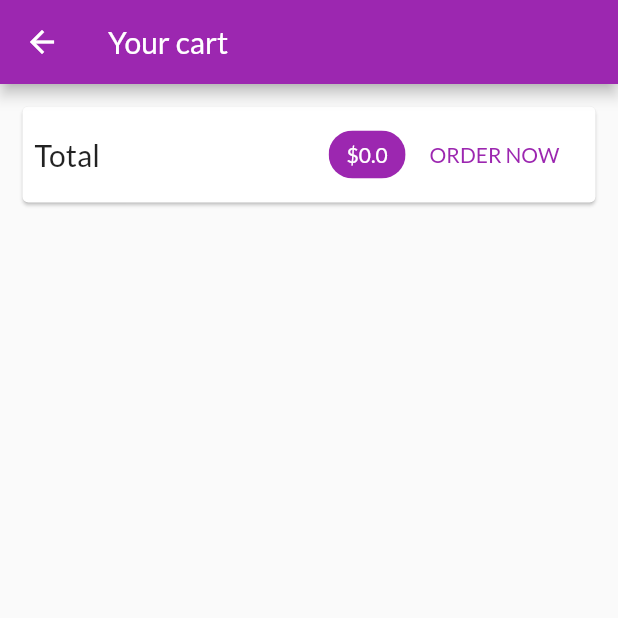
After one commit to ducchungtx/my-shop, a Flutter app: the CartScreen screen opened by its route, on a phone screen of 412 x 824 dp, the top half of it. The commit adds this screen. Run offline on Flutter 3.47's test engine with Material 2 defaults, Android fonts, the phone set to English and light mode, and no system bars; network calls fail.

Commit message:
update the code

```diff
--- a/lib/main.dart
+++ b/lib/main.dart
@@ -5,6 +5,7 @@ import 'package:provider/provider.dart';
 import './providers/products.dart';
 import './screens/product_detail_screen.dart';
 import './screens/products_overview_screen.dart';
+import './screens/cart_screen.dart';
 
 void main() {
   runApp(const MyApp());
@@ -32,7 +33,10 @@ class MyApp extends StatelessWidget {
           fontFamily: 'Lato',
         ),
         home: ProductsOverviewScreen(),
-        routes: {ProductDetailSreen.routeName: (ctx) => ProductDetailSreen()},
+        routes: {
+          ProductDetailSreen.routeName: (ctx) => ProductDetailSreen(),
+          CartScreen.routeName: (ctx) => CartScreen(),
+        },
       ),
     );
   }
--- a/lib/providers/cart.dart
+++ b/lib/providers/cart.dart
@@ -23,6 +23,14 @@ class Cart with ChangeNotifier {
 
   int get itemCount {
     return _items.length;
+  }
+
+  double get totalAmount {
+    var total = 0.0;
+    _items.forEach((key, cartItem) {
+      total += cartItem.price * cartItem.quantity;
+    });
+    return total;
   }
 
   void addItem(
--- /dev/null
+++ b/lib/screens/cart_screen.dart
@@ -0,0 +1,55 @@
+import 'package:flutter/material.dart';
+import 'package:provider/provider.dart';
+
+import '../providers/cart.dart';
+
+class CartScreen extends StatelessWidget {
+  const CartScreen({Key? key}) : super(key: key);
+  static const routeName = '/cart';
+
+  @override
+  Widget build(BuildContext context) {
+    final cart = Provider.of<Cart>(context);
+    return Scaffold(
+      appBar: AppBar(
+        title: Text('Your cart'),
+      ),
+      body: Column(children: <Widget>[
+        Card(
+            margin: const EdgeInsets.all(15),
+            child: Padding(
+                padding: const EdgeInsets.all(8),
+                child: Row(
+                  mainAxisAlignment: MainAxisAlignment.spaceBetween,
+                  children: <Widget>[
+                    const Text(
+                      'Total',
+                      style: TextStyle(fontSize: 20),
+                    ),
+                    Spacer(),
+                    Chip(
+                      label: Text(
+                        '\$${cart.totalAmount}',
+                        style: TextStyle(color: Colors.white),
+                      ),
+                      backgroundColor: Theme.of(context).primaryColor,
+                    ),
+                    FlatButton(
+                      child: const Text('ORDER NOW'),
+                      onPressed: () {},
+                      textColor: Theme.of(context).primaryColor,
+                    )
+                  ],
+                ))),
+        const SizedBox(height: 10),
+        Expanded(
+          child: ListView.builder(
+              itemCount: cart.items.length,
+              itemBuilder: (ctx, i) => Padding(
+                  padding: const EdgeInsets.only(
+                      left: 10, right: 10, top: 5, bottom: 5))),
+        )
+      ]),
+    );
+  }
+}
```
Also changed, not shown: lib/screens/products_overview_screen.dart (+5 -2 lines), lib/widgets/cart_item.dart (added, +27 -0 lines).
